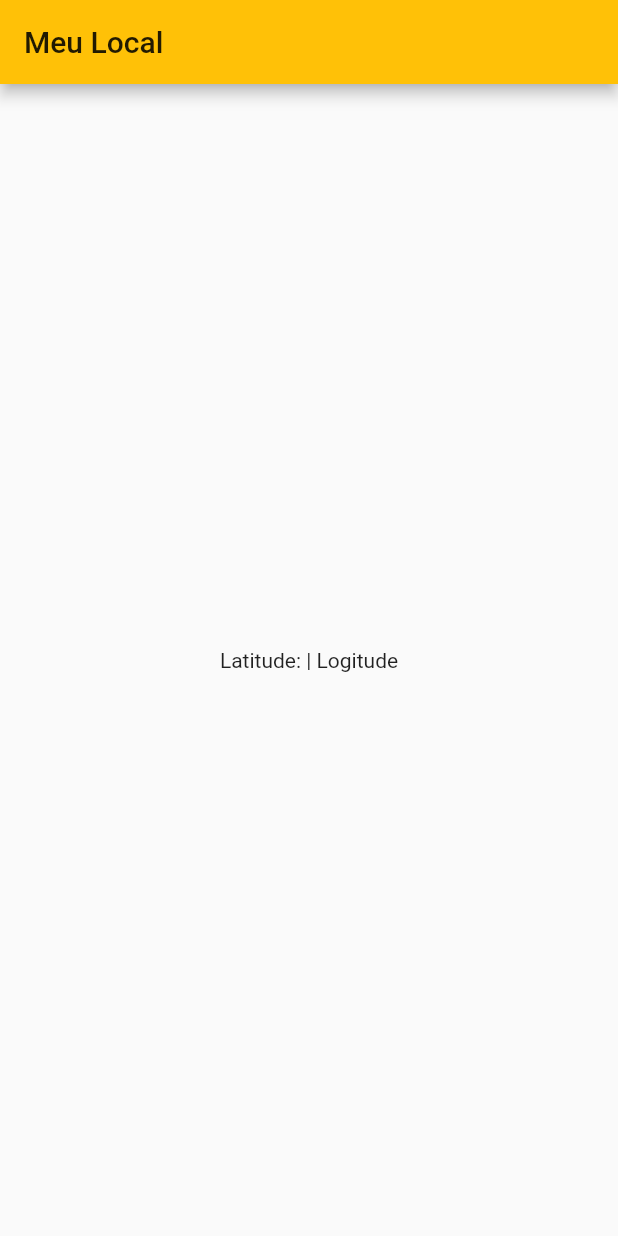
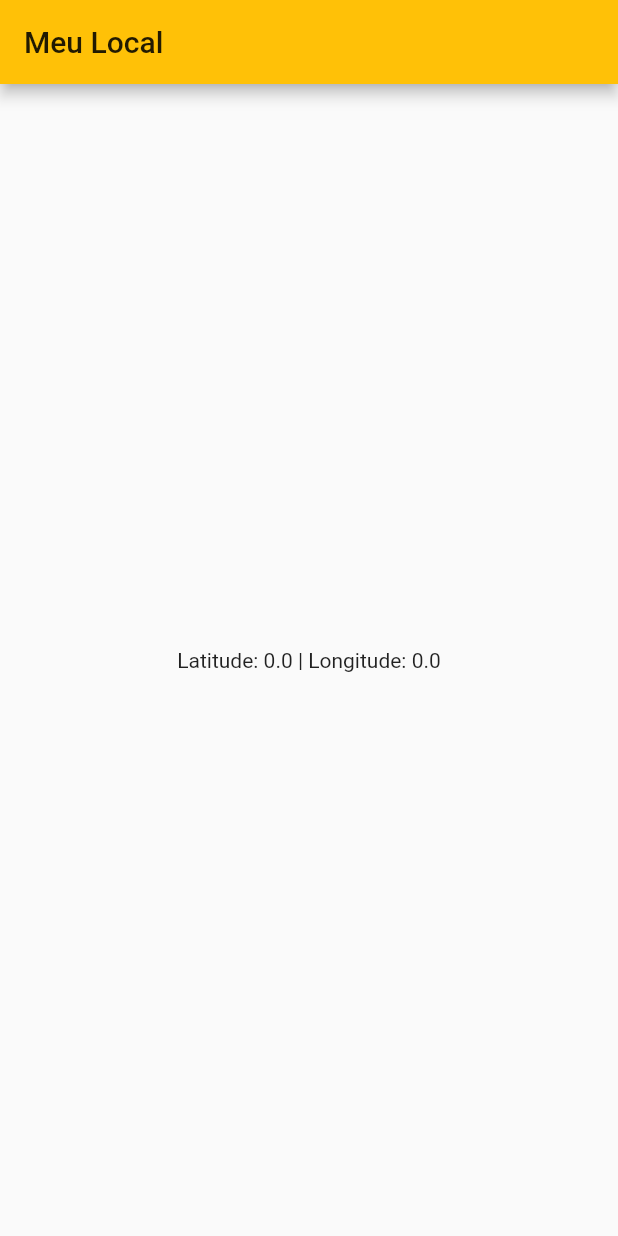
Before and after one commit to drantunes/postos_locais, a Flutter app: the screen it shows after launch, on a phone screen of 412 x 824 dp. Run offline on Flutter 3.47's test engine with Material 2 defaults, Android fonts, the light colour scheme and no system bars.

Commit message:
Update base do projeto

```diff
--- /dev/null
+++ b/lib/controllers/postos_controller.dart
@@ -0,0 +1,6 @@
+import 'package:flutter/material.dart';
+
+class PostosController extends ChangeNotifier {
+  double lat = 0.0;
+  double long = 0.0;
+}
--- a/lib/main.dart
+++ b/lib/main.dart
@@ -1,5 +1,5 @@
 import 'package:flutter/material.dart';
-import 'package:postos_locais/pages/home_page.dart';
+import 'package:postos_locais/pages/postos_page.dart';
 import 'package:postos_locais/repositories/postos_repository.dart';
 import 'package:provider/provider.dart';
 
@@ -21,7 +21,7 @@ class App extends StatelessWidget {
       theme: ThemeData(
         primarySwatch: Colors.amber,
       ),
-      home: HomePage(),
+      home: PostosPage(),
     );
   }
 }
--- a/lib/pages/home_page.dart
+++ /dev/null
@@ -1,26 +0,0 @@
-import 'package:flutter/material.dart';
-import 'package:postos_locais/repositories/postos_repository.dart';
-import 'package:provider/provider.dart';
-
-class HomePage extends StatefulWidget {
-  HomePage({Key? key}) : super(key: key);
-
-  @override
-  _HomePageState createState() => _HomePageState();
-}
-
-class _HomePageState extends State<HomePage> {
-  @override
-  Widget build(BuildContext context) {
-    return Scaffold(
-      appBar: AppBar(
-        title: Text('Meu Local'),
-      ),
-      body: Center(
-        child: Text(
-          'Latitude: | Logitude',
-        ),
-      ),
-    );
-  }
-}
--- /dev/null
+++ b/lib/pages/postos_page.dart
@@ -0,0 +1,26 @@
+import 'package:flutter/material.dart';
+import 'package:postos_locais/controllers/postos_controller.dart';
+import 'package:provider/provider.dart';
+
+class PostosPage extends StatelessWidget {
+  @override
+  Widget build(BuildContext context) {
+    return Scaffold(
+      appBar: AppBar(
+        title: Text('Meu Local'),
+      ),
+      body: ChangeNotifierProvider<PostosController>(
+        create: (context) => PostosController(),
+        child: Builder(builder: (context) {
+          final local = context.watch<PostosController>();
+
+          return Center(
+            child: Text(
+              'Latitude: ${local.lat} | Longitude: ${local.long}',
+            ),
+          );
+        }),
+      ),
+    );
+  }
+}
```
